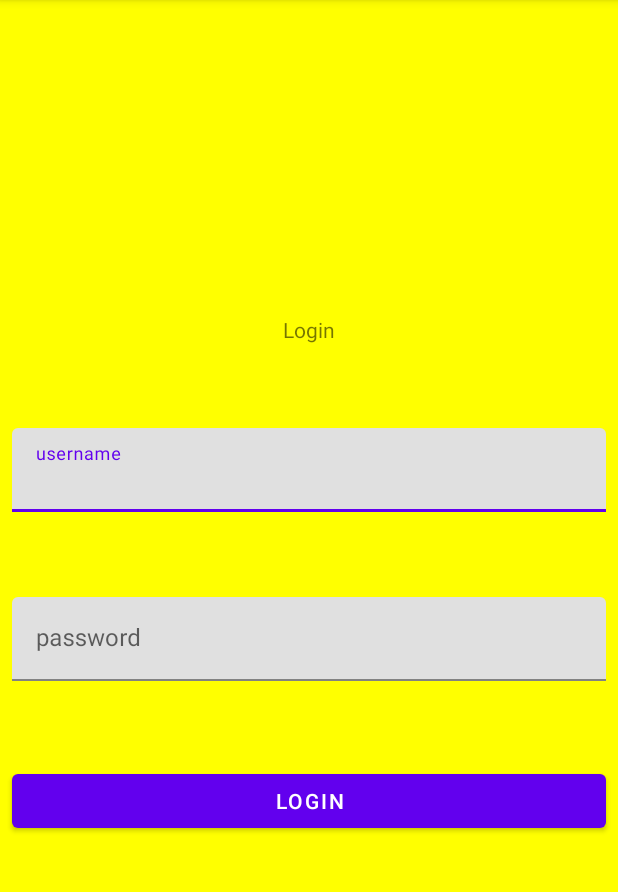
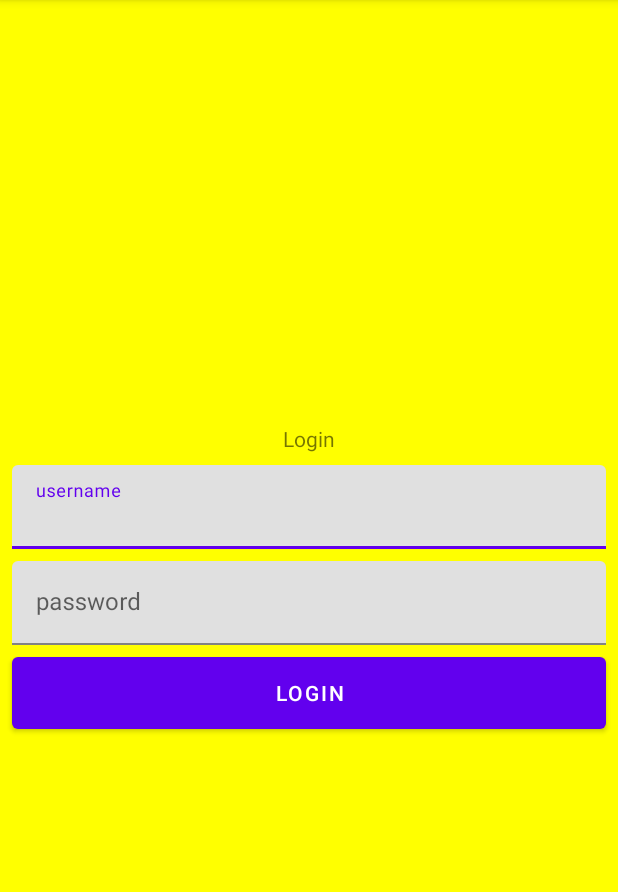
Before and after one commit to alexpadillarosas/SwitchingScreensPassingInfoUsingIntents, an Android app: the screen it shows after launch (MainActivity), on a phone screen of 412 x 824 dp, the part 84-976 px from its top. Run offline under Robolectric (Android 15) with nearby library versions, the phone set to English and light mode, and no system bars.

Commit message:
removing guidelines, removing logging button insets

```diff
--- a/app/src/main/res/layout/activity_main.xml
+++ b/app/src/main/res/layout/activity_main.xml
@@ -7,17 +7,11 @@
     android:background="#FFFF00"
     tools:context=".MainActivity">
 
-    <androidx.constraintlayout.widget.Guideline
-        android:id="@+id/guideline2"
-        android:layout_width="wrap_content"
-        android:layout_height="wrap_content"
-        android:orientation="horizontal"
-        app:layout_constraintGuide_percent="0.2" />
-
     <TextView
         android:id="@+id/textView"
         android:layout_width="wrap_content"
         android:layout_height="wrap_content"
+        android:layout_marginBottom="8dp"
         android:text="Login"
         app:layout_constraintBottom_toTopOf="@+id/usernameTextInputLayout"
         app:layout_constraintEnd_toEndOf="parent"
@@ -25,7 +19,8 @@
         app:layout_constraintLeft_toLeftOf="parent"
         app:layout_constraintRight_toRightOf="parent"
         app:layout_constraintStart_toStartOf="parent"
-        app:layout_constraintTop_toTopOf="@id/guideline2" />
+        app:layout_constraintTop_toTopOf="parent"
+        app:layout_constraintVertical_chainStyle="packed" />
 
     <com.google.android.material.textfield.TextInputLayout
         android:id="@+id/usernameTextInputLayout"
@@ -33,6 +28,7 @@
         android:layout_height="wrap_content"
         android:layout_marginStart="8dp"
         android:layout_marginEnd="8dp"
+        android:layout_marginBottom="8dp"
         app:layout_constraintBottom_toTopOf="@+id/textInputLayout2"
         app:layout_constraintEnd_toEndOf="parent"
         app:layout_constraintHorizontal_bias="0.5"
@@ -51,6 +47,7 @@
         android:layout_height="wrap_content"
         android:layout_marginStart="8dp"
         android:layout_marginEnd="8dp"
+        android:layout_marginBottom="8dp"
         app:layout_constraintBottom_toTopOf="@+id/loginButton"
         app:layout_constraintEnd_toEndOf="parent"
         app:layout_constraintHorizontal_bias="0.5"
@@ -70,18 +67,13 @@
         android:layout_height="wrap_content"
         android:layout_marginStart="8dp"
         android:layout_marginEnd="8dp"
+        android:insetTop="0dp"
+        android:insetBottom="0dp"
         android:text="login"
-        app:layout_constraintBottom_toBottomOf="@id/guideline3"
+        app:layout_constraintBottom_toBottomOf="parent"
         app:layout_constraintEnd_toEndOf="parent"
         app:layout_constraintHorizontal_bias="0.5"
         app:layout_constraintStart_toStartOf="parent"
         app:layout_constraintTop_toBottomOf="@+id/textInputLayout2" />
 
-    <androidx.constraintlayout.widget.Guideline
-        android:id="@+id/guideline3"
-        android:layout_width="wrap_content"
-        android:layout_height="wrap_content"
-        android:orientation="horizontal"
-        app:layout_constraintGuide_percent="0.8" />
-
 </androidx.constraintlayout.widget.ConstraintLayout>
```
